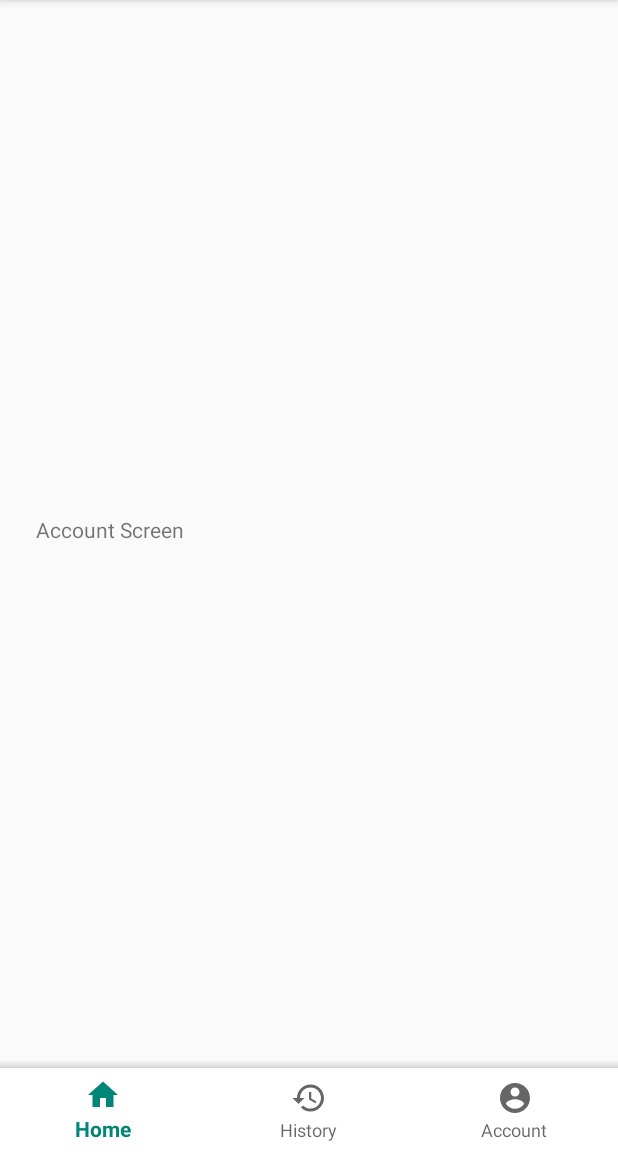
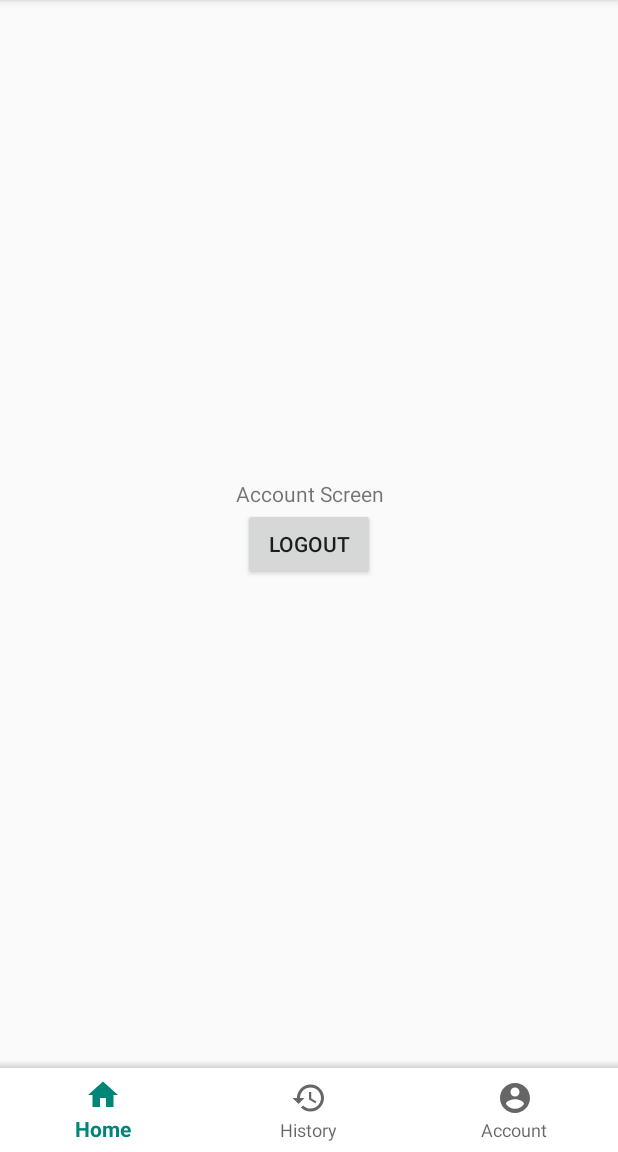
Before and after one commit to rijamyazid/android-app-covid19-management, an Android app: the AccountFragment screen opened through its navigation route, on a phone screen of 412 x 824 dp, the part 84-1236 px from its top. Run offline under Robolectric (Android 15) with nearby library versions, the phone set to English and light mode, and no system bars; our stand-ins replace navigation-ui.

Commit message:
Ditambahkan : Account Fragment Event : Login, Register dan Account. (Tabel Admin)

```diff
--- a/app/src/main/java/com/example/aplikasikelolapasiencovid_19/MainActivity.java
+++ b/app/src/main/java/com/example/aplikasikelolapasiencovid_19/MainActivity.java
@@ -4,12 +4,20 @@ import androidx.appcompat.app.AppCompatActivity;
 import androidx.navigation.fragment.NavHostFragment;
 import androidx.navigation.ui.NavigationUI;
 
+import android.content.SharedPreferences;
 import android.os.Bundle;
 import android.widget.Toast;
 
 import com.google.android.material.bottomnavigation.BottomNavigationView;
 
 public class MainActivity extends AppCompatActivity {
+
+    public static final String SHARED_PREF_KEY_LOGIN =
+            "com.example.aplikasikelolapasiencovid_19.SHARED_PREF_KEY_LOGIN";
+    public static final String SHARED_PREF_KEY_LOGIN_STATUS =
+            "com.example.aplikasikelolapasiencovid_19.SHARED_PREF_KEY_LOGIN_STATUS";
+    public static final String SHARED_PREF_KEY_LOGIN_USERNAME =
+            "com.example.aplikasikelolapasiencovid_19.SHARED_PREF_KEY_LOGIN_USERNAME";
 
     private BottomNavigationView bnvMain;
 
@@ -24,7 +32,15 @@ public class MainActivity extends AppCompatActivity {
 
     }
 
-    private void showToast(String text){
-        Toast.makeText(this, text, Toast.LENGTH_SHORT).show();
+    public static void putSharedPrefStatus(SharedPreferences sharedPreferences, boolean status){
+        SharedPreferences.Editor editor = sharedPreferences.edit();
+        editor.putBoolean(MainActivity.SHARED_PREF_KEY_LOGIN_STATUS, status);
+        editor.apply();
+    }
+
+    public static void putSharedPrefUsername(SharedPreferences sharedPreferences, String username){
+        SharedPreferences.Editor editor = sharedPreferences.edit();
+        editor.putString(MainActivity.SHARED_PREF_KEY_LOGIN_USERNAME, username);
+        editor.apply();
     }
 }
--- a/app/src/main/java/com/example/aplikasikelolapasiencovid_19/ui/AccountFragment.java
+++ b/app/src/main/java/com/example/aplikasikelolapasiencovid_19/ui/AccountFragment.java
@@ -1,22 +1,31 @@
 package com.example.aplikasikelolapasiencovid_19.ui;
 
 
+import android.content.Context;
+import android.content.SharedPreferences;
 import android.os.Bundle;
 
 import androidx.annotation.NonNull;
 import androidx.annotation.Nullable;
 import androidx.fragment.app.Fragment;
+import androidx.navigation.NavDirections;
+import androidx.navigation.Navigation;
 
 import android.view.LayoutInflater;
 import android.view.View;
 import android.view.ViewGroup;
+import android.widget.Button;
 
+import com.example.aplikasikelolapasiencovid_19.MainActivity;
 import com.example.aplikasikelolapasiencovid_19.R;
 
 /**
  * A simple {@link Fragment} subclass.
  */
 public class AccountFragment extends Fragment {
+
+    private Button btnLogout;
+    private SharedPreferences sharedPreferences;
 
     public AccountFragment() {
         // Required empty public constructor
@@ -33,6 +42,21 @@ public class AccountFragment extends Fragment {
     @Override
     public void onViewCreated(@NonNull View view, @Nullable Bundle savedInstanceState) {
         super.onViewCreated(view, savedInstanceState);
+        sharedPreferences = getActivity().getSharedPreferences(MainActivity.SHARED_PREF_KEY_LOGIN, Context.MODE_PRIVATE);
 
+        btnLogout = view.findViewById(R.id.btn_logout);
+        btnLogout.setOnClickListener(new View.OnClickListener(){
+            @Override
+            public void onClick(View v) {
+                MainActivity.putSharedPrefStatus(sharedPreferences, false);
+                MainActivity.putSharedPrefUsername(sharedPreferences, "");
+                navigateToLoginFragment(v);
+            }
+        });
+    }
+
+    private void navigateToLoginFragment(View view){
+        NavDirections action = AccountFragmentDirections.actionAccountFragmentToLoginFragment();
+        Navigation.findNavController(view).navigate(action);
     }
 }
--- a/app/src/main/res/layout/fragment_account.xml
+++ b/app/src/main/res/layout/fragment_account.xml
@@ -11,6 +11,12 @@
     <TextView
         android:layout_width="match_parent"
         android:layout_height="wrap_content"
+        android:gravity="center"
         android:text="Account Screen"/>
+    <Button
+        android:id="@+id/btn_logout"
+        android:layout_width="wrap_content"
+        android:layout_height="wrap_content"
+        android:text="@string/btn_text_logout"/>
 
 </LinearLayout>
--- a/app/src/main/res/navigation/main_navigation.xml
+++ b/app/src/main/res/navigation/main_navigation.xml
@@ -14,7 +14,13 @@
         android:id="@+id/accountFragment"
         android:name="com.example.aplikasikelolapasiencovid_19.ui.AccountFragment"
         android:label="fragment_account"
-        tools:layout="@layout/fragment_account" />
+        tools:layout="@layout/fragment_account" >
+        <action
+            android:id="@+id/action_accountFragment_to_loginFragment"
+            app:destination="@id/loginFragment"
+            app:popUpTo="@+id/accountFragment"
+            app:popUpToInclusive="true" />
+    </fragment>
     <fragment
         android:id="@+id/historyFragment"
         android:name="com.example.aplikasikelolapasiencovid_19.ui.HistoryFragment"
@@ -27,10 +33,14 @@
         tools:layout="@layout/fragment_login" >
         <action
             android:id="@+id/action_loginFragment_to_accountFragment"
-            app:destination="@id/accountFragment" />
+            app:destination="@id/accountFragment"
+            app:popUpTo="@+id/loginFragment"
+            app:popUpToInclusive="true" />
         <action
             android:id="@+id/action_loginFragment_to_registerFragment"
-            app:destination="@id/registerFragment" />
+            app:destination="@id/registerFragment"
+            app:popUpTo="@+id/loginFragment"
+            app:popUpToInclusive="true" />
     </fragment>
     <fragment
         android:id="@+id/registerFragment"
@@ -39,6 +49,8 @@
         tools:layout="@layout/fragment_register" >
         <action
             android:id="@+id/action_registerFragment_to_loginFragment"
-            app:destination="@id/loginFragment" />
+            app:destination="@id/loginFragment"
+            app:popUpTo="@+id/registerFragment"
+            app:popUpToInclusive="true" />
     </fragment>
 </navigation>
--- a/app/src/main/res/values/strings.xml
+++ b/app/src/main/res/values/strings.xml
@@ -10,4 +10,5 @@
     <string name="hint_password">Password</string>
     <string name="btn_text_login">Login</string>
     <string name="btn_text_daftar">Daftar</string>
+    <string name="btn_text_logout">Logout</string>
 </resources>
```
Also changed, not shown: app/src/main/java/com/example/aplikasikelolapasiencovid_19/ui/LoginFragment.java (+32 -6 lines), app/src/main/res/layout/fragment_history.xml (+6 -3 lines).
